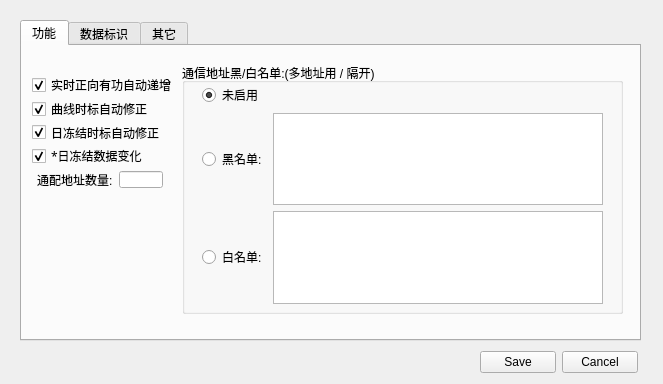
The window that UI_Meter698_config.ui (yuani520/Meter698-45Simulator) describes before a commit, drawn with Qt 5.
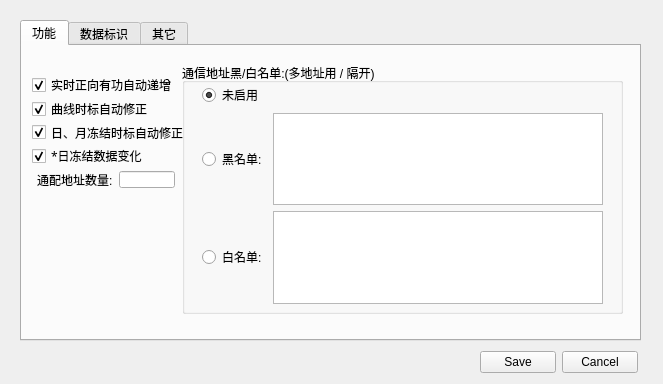
The same window after the commit.

What changed in the file:
```diff
--- a/UI_Meter698_config.ui
+++ b/UI_Meter698_config.ui
@@ -55,7 +55,7 @@
       <rect>
        <x>10</x>
        <y>30</y>
-       <width>145</width>
+       <width>157</width>
        <height>112</height>
       </rect>
      </property>
@@ -92,7 +92,7 @@
          <enum>Qt::LeftToRight</enum>
         </property>
         <property name="text">
-         <string>日冻结时标自动修正</string>
+         <string>日、月冻结时标自动修正</string>
         </property>
         <property name="checked">
          <bool>true</bool>
```
Left out of the diff: 2 changed lines with no effect on the pictures.
